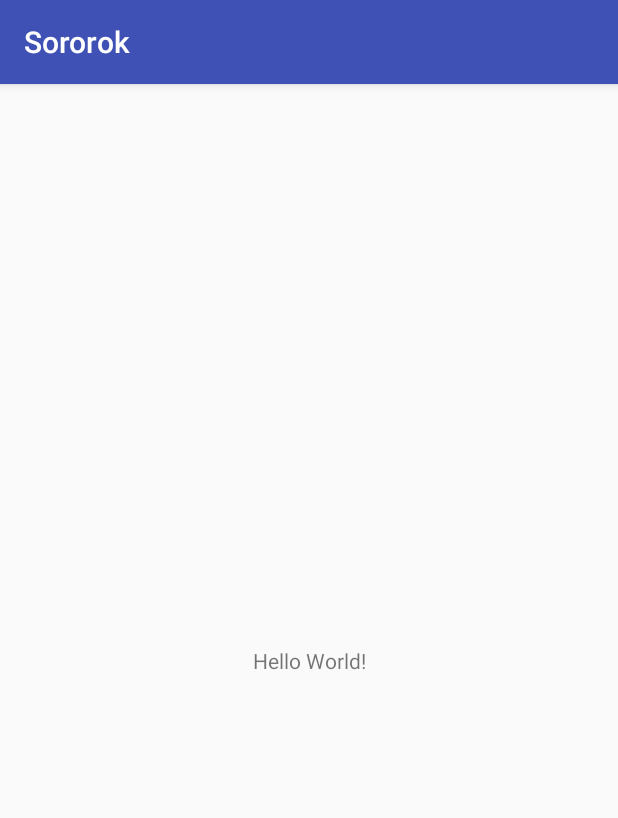
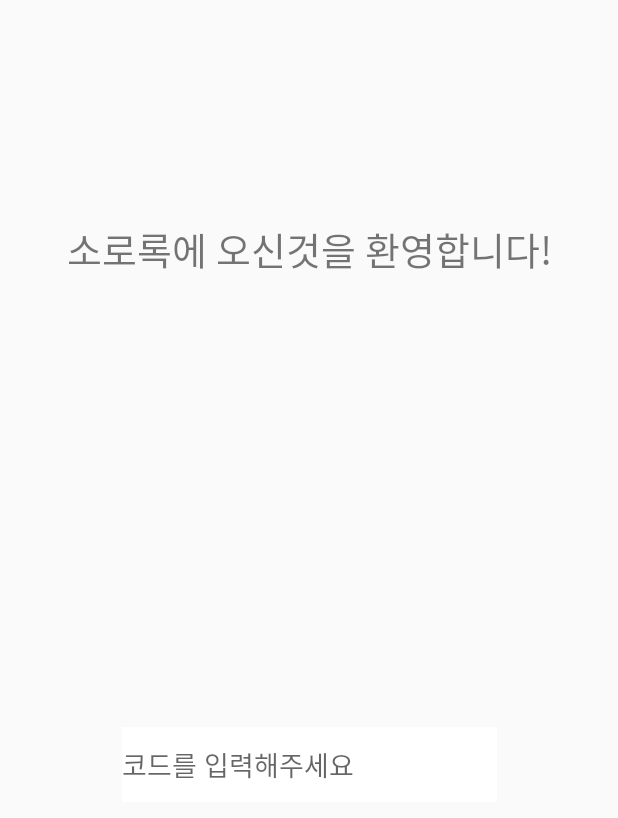
Before and after one commit to AnKyungMoo/Sororok, an Android app: the screen it shows after launch (MainActivity), on a phone screen of 412 x 824 dp. Shown: the top 818 px of the screen. Run offline under Robolectric (Android 15) with nearby library versions, the phone set to English and light mode, and no system bars.

Commit message:
스플래시 화면 및 메인 액티비티 세팅

```diff
--- a/app/src/main/AndroidManifest.xml
+++ b/app/src/main/AndroidManifest.xml
@@ -10,11 +10,14 @@
         android:supportsRtl="true"
         android:theme="@style/AppTheme">
         <activity android:name=".MainActivity">
+        </activity>
+        <activity android:name=".SplashActivity">
             <intent-filter>
                 <action android:name="android.intent.action.MAIN" />
 
                 <category android:name="android.intent.category.LAUNCHER" />
             </intent-filter>
+
         </activity>
     </application>
 
--- /dev/null
+++ b/app/src/main/java/com/example/km/sororok/SplashActivity.java
@@ -0,0 +1,24 @@
+package com.example.km.sororok;
+
+import android.content.Intent;
+import android.os.Handler;
+import android.support.v7.app.AppCompatActivity;
+import android.os.Bundle;
+
+public class SplashActivity extends AppCompatActivity {
+
+    @Override
+    protected void onCreate(Bundle savedInstanceState) {
+        super.onCreate(savedInstanceState);
+        setContentView(R.layout.activity_splash);
+
+        new Handler().postDelayed(new Runnable() {
+            @Override
+            public void run() {
+                Intent mainIntent = new Intent(SplashActivity.this,MainActivity.class);
+                SplashActivity.this.startActivity(mainIntent);
+                SplashActivity.this.finish();
+            }
+        }, 2000);
+    }
+}
--- a/app/src/main/res/layout/activity_main.xml
+++ b/app/src/main/res/layout/activity_main.xml
@@ -7,12 +7,29 @@
     tools:context=".MainActivity">
 
     <TextView
+        android:id="@+id/textView2"
         android:layout_width="wrap_content"
-        android:layout_height="wrap_content"
-        android:text="Hello World!"
+        android:layout_height="48dp"
+        android:layout_marginBottom="8dp"
+        android:text="소로록에 오신것을 환영합니다!"
+        android:textSize="25sp"
         app:layout_constraintBottom_toBottomOf="parent"
         app:layout_constraintLeft_toLeftOf="parent"
         app:layout_constraintRight_toRightOf="parent"
-        app:layout_constraintTop_toTopOf="parent" />
+        app:layout_constraintTop_toTopOf="parent"
+        app:layout_constraintVertical_bias="0.191" />
+
+    <EditText
+        android:id="@+id/editText"
+        android:layout_width="250dp"
+        android:layout_height="50dp"
+        android:layout_marginBottom="8dp"
+        android:layout_marginTop="8dp"
+        android:hint="코드를 입력해주세요"
+        android:background="@android:color/background_light"
+        app:layout_constraintBottom_toBottomOf="parent"
+        app:layout_constraintEnd_toEndOf="parent"
+        app:layout_constraintStart_toStartOf="parent"
+        app:layout_constraintTop_toBottomOf="@+id/textView2" />
 
 </android.support.constraint.ConstraintLayout>
--- a/app/src/main/res/values/styles.xml
+++ b/app/src/main/res/values/styles.xml
@@ -1,11 +1,13 @@
 <resources>
 
     <!-- Base application theme. -->
-    <style name="AppTheme" parent="Theme.AppCompat.Light.DarkActionBar">
+    <style name="AppTheme" parent="Theme.AppCompat.Light.NoActionBar">
         <!-- Customize your theme here. -->
         <item name="colorPrimary">@color/colorPrimary</item>
-        <item name="colorPrimaryDark">@color/colorPrimaryDark</item>
+        <item name="colorPrimaryDark">@android:color/black</item>
         <item name="colorAccent">@color/colorAccent</item>
+
+
     </style>
 
 </resources>
```
Also changed, not shown: app/src/main/res/layout/activity_splash.xml (added, +23 -0 lines).
